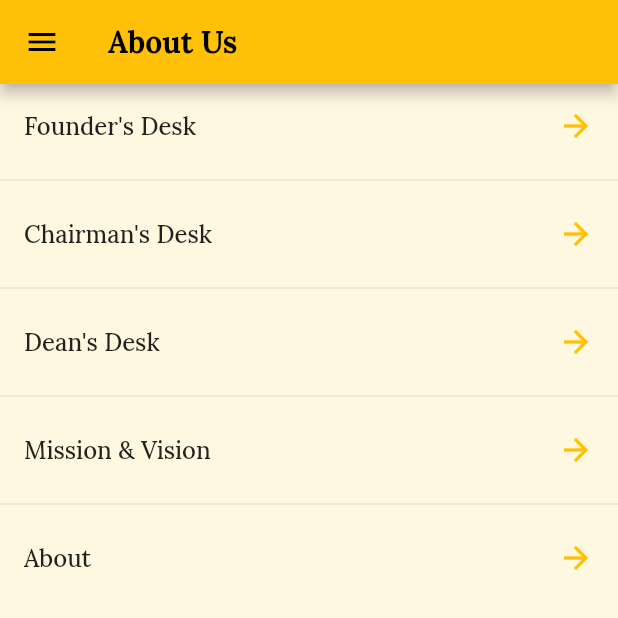
After one commit to SapinderSingh/BGGI, a Flutter app: the AboutUsScreen screen opened directly, on a phone screen of 412 x 824 dp, the top half of it. The commit adds this screen. Run offline on Flutter 3.47's test engine with Material 2 defaults, Android fonts, the phone set to English and light mode, and no system bars; our stand-ins replace cached_network_image, carousel_slider, cloud_firestore, device_info_plus, double_back_to_close_app, firebase_core and 2 more; missing offline and left inert: flutter_cached_pdfview, flutter_youtube_view; accounts and stored records are empty.

Commit message:
Recreated about us screen Created authority detail screen Fixed some minor things

```diff
--- a/lib/helpers/constants.dart
+++ b/lib/helpers/constants.dart
@@ -18,5 +18,8 @@ class RouteConstants {
       viewPdfScreen = 'view-pdf-screen',
       enquiryScreen = 'enquiry-screen',
       photoGalleryScreen = 'photo-gallery-screen',
-      facilitiesScreen = 'facilities-screen';
+      facilitiesScreen = 'facilities-screen',
+      aboutUsScreen = 'about-us-screen',
+      authorityDetailScreen = 'authority-detail-screen',
+      missionVisionScreen = 'mission-vision-screen';
 }
--- a/lib/models/batch_model.dart
+++ b/lib/models/batch_model.dart
@@ -35,7 +35,6 @@ class Batch {
             title: _convertedData['title'],
           ),
         );
-        print('Id: ${_fetchedData.id}');
       },
     );
   }
--- a/lib/models/drawer_tile_model.dart
+++ b/lib/models/drawer_tile_model.dart
@@ -54,7 +54,7 @@ final List<DrawerTile> listOfDrawerTiles = [
   ),
   DrawerTile(
     name: "About Us",
-    routeName: RouteConstants.aboutScreen,
+    routeName: RouteConstants.aboutUsScreen,
     icon: Icons.info,
   ),
 ];
--- /dev/null
+++ b/lib/screens/about_us_screen.dart
@@ -0,0 +1,69 @@
+import 'package:bgiet/helpers/constants.dart';
+import 'package:bgiet/widgets/custom_app_bar.dart';
+import 'package:bgiet/widgets/custom_list_tile.dart';
+import 'package:bgiet/widgets/main_drawer.dart';
+import 'package:bgiet/widgets/press_back_again_to_close.dart';
+import 'package:flutter/material.dart';
+
+class AboutUsScreen extends StatelessWidget {
+  const AboutUsScreen({Key? key}) : super(key: key);
+
+  @override
+  Widget build(BuildContext context) {
+    return Scaffold(
+      drawer: const MainDrawer(),
+      appBar: customAppBar(
+        title: 'About Us',
+        context: context,
+      ),
+      body: pressBackAgainToClose(
+        child: ListView(
+          children: const [
+            CustomListTile(
+              title: 'Founder\'s Desk',
+              haveTrailingIcon: true,
+              isLink: false,
+              placeToGoTo: RouteConstants.authorityDetailScreen,
+              toBeReplaced: false,
+              arguments: 'Founder\'s Desk',
+            ),
+            Divider(),
+            CustomListTile(
+              title: 'Chairman\'s Desk',
+              haveTrailingIcon: true,
+              isLink: false,
+              placeToGoTo: RouteConstants.authorityDetailScreen,
+              toBeReplaced: false,
+              arguments: 'Chairman\'s Desk',
+            ),
+            Divider(),
+            CustomListTile(
+              title: 'Dean\'s Desk',
+              haveTrailingIcon: true,
+              isLink: false,
+              placeToGoTo: RouteConstants.authorityDetailScreen,
+              toBeReplaced: false,
+              arguments: 'Dean\'s Desk',
+            ),
+            Divider(),
+            CustomListTile(
+              title: 'Mission & Vision',
+              haveTrailingIcon: true,
+              isLink: false,
+              placeToGoTo: RouteConstants.missionVisionScreen,
+              toBeReplaced: false,
+            ),
+            Divider(),
+            CustomListTile(
+              title: 'About',
+              haveTrailingIcon: true,
+              isLink: false,
+              placeToGoTo: RouteConstants.aboutScreen,
+              toBeReplaced: false,
+            ),
+          ],
+        ),
+      ),
+    );
+  }
+}
--- a/lib/screens/photo_gallery_screen.dart
+++ b/lib/screens/photo_gallery_screen.dart
@@ -1,8 +1,6 @@
 import 'package:bgiet/helpers/common_functions.dart';
 import 'package:bgiet/widgets/carsoul_slider.dart';
 import 'package:bgiet/widgets/custom_app_bar.dart';
-import 'package:bgiet/widgets/main_drawer.dart';
-import 'package:bgiet/widgets/press_back_again_to_close.dart';
 import 'package:cached_network_image/cached_network_image.dart';
 import 'package:flutter/material.dart';
 
```
Also changed, not shown: lib/helpers/route_helper.dart (+12 -6 lines), lib/models/about_screen_data.dart (added, +53 -0 lines), lib/screens/about_screen.dart (+3 -8 lines), lib/screens/authority_detail_screen.dart (added, +43 -0 lines), lib/screens/home_screen.dart (renamed from lib/screens/home.dart, +3 -3 lines), lib/screens/ptu_exam_webview.dart (deleted, +0 -71 lines).
